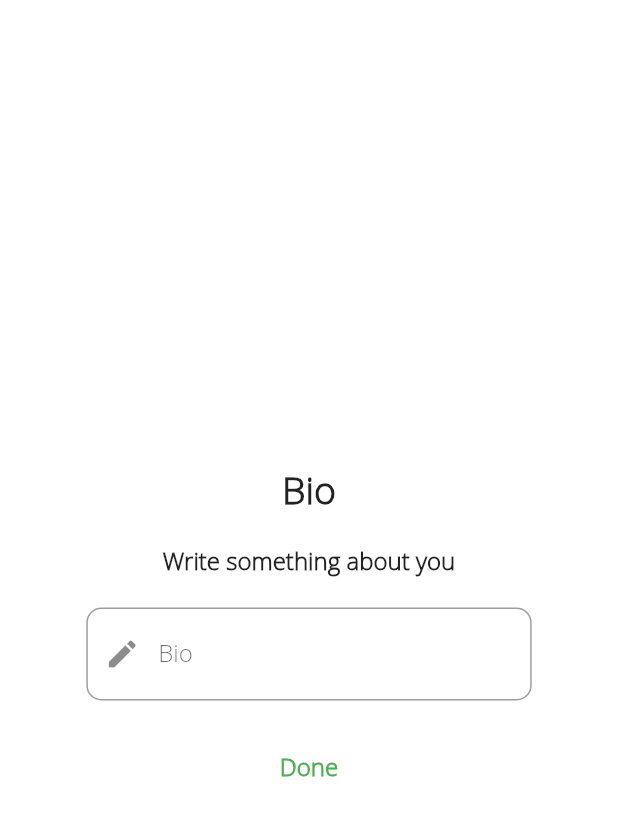
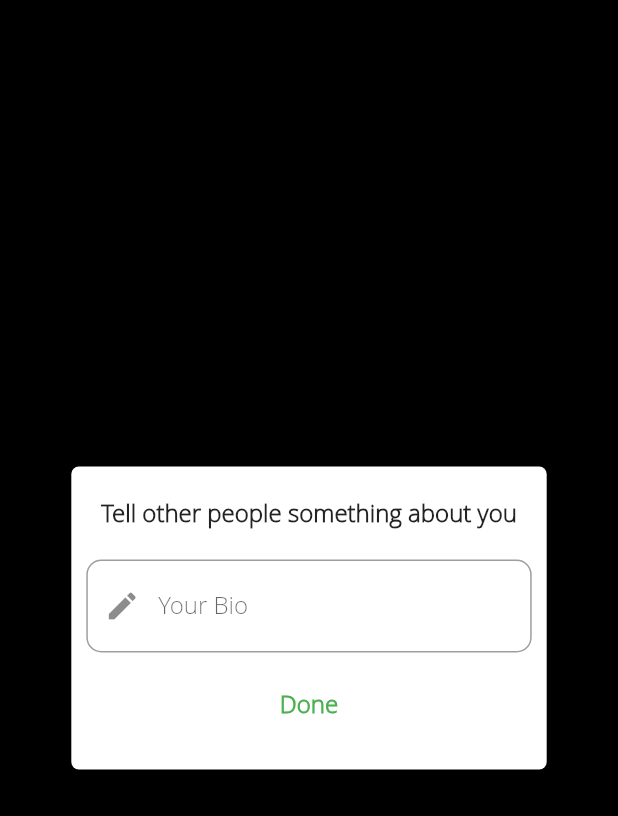
Before and after one commit to AlaaEdAouimeur/Flutter_SocialNetwork, a Flutter app: the _FirstLoginForm screen opened directly, swiped to page 5, on a phone screen of 412 x 824 dp. Shown: the top 816 px of the screen. Run offline on Flutter 3.47's test engine with Material 2 defaults, Android fonts, the phone set to English and light mode, and no system bars; our stand-ins replace cloud_firestore, cloud_functions, eva_icons_flutter, firebase_auth, firebase_database, flutter_redux and 6 more; missing offline and left inert: flutter_facebook_login, strings; accounts and stored records are empty.

Commit message:
Removed Extra images from assets. Made following changes to UI for first login popup: Border radius - 5 from 10 Removed extra padding inside some pages Changed vertical padding from 50 to 20

```diff
--- a/lib/HelperClasses/FirstLoginHelper.dart
+++ b/lib/HelperClasses/FirstLoginHelper.dart
@@ -48,7 +48,7 @@ class _FirstLoginFormState extends State<_FirstLoginForm> {
     fontWeight: FontWeight.bold,
   );
   TextStyle titleStyle = TextStyle(
-    fontSize: 25.0,
+    fontSize: 20.0,
     fontWeight: FontWeight.bold,
   );
 
@@ -95,8 +95,8 @@ class _FirstLoginFormState extends State<_FirstLoginForm> {
       mainAxisSize: MainAxisSize.min,
       children: <Widget>[
         Image.asset(
-          'assets/images/popper.png',
-          height: 150,
+          'assets/images/logo.png',
+          height: 80,
         ),
         SizedBox(
           height: 20.0,
@@ -123,12 +123,12 @@ class _FirstLoginFormState extends State<_FirstLoginForm> {
             ),
           ],
         ),
-        SizedBox(height: 20.0),
+        SizedBox(height: 10.0),
         Container(
           child: FlatButton(
             textColor: Colors.green,
             child: Text(
-              'Continue',
+              'CONTINUE',
               style: buttonStyle,
               textAlign: TextAlign.center,
             ),
@@ -152,61 +152,51 @@ class _FirstLoginFormState extends State<_FirstLoginForm> {
     return Column(
       mainAxisSize: MainAxisSize.min,
       children: <Widget>[
-        Container(
-          padding: EdgeInsets.symmetric(vertical: 20.0),
-          child: Text(
-            'Username',
-            style: titleStyle,
-            textAlign: TextAlign.center,
-          ),
-        ),
         Column(
           crossAxisAlignment: CrossAxisAlignment.center,
           mainAxisAlignment: MainAxisAlignment.center,
           mainAxisSize: MainAxisSize.min,
           children: <Widget>[
-            Text(
-              'Choose your username',
-              style: TextStyle(
-                fontSize: 16.0,
-                fontWeight: FontWeight.bold,
-              ),
+            SizedBox(
+              height: 20.0,
             ),
-            SizedBox(height: 20.0),
             Form(
               key: _userNameKey,
               child: TextFormField(
                 controller: usernameController,
                 keyboardType: TextInputType.text,
                 validator: (String s) {
-                  if (s.isEmpty)
+                  if (s.isEmpty) {
                     return 'Username cannot be empty';
-                  else if (s.trim().length < 3)
+                  } else if (s.trim().length < 3) {
                     return 'Username too short';
-                  else if (usernames.contains(s.trim()))
+                  } else if (usernames.contains(s.trim())) {
                     return "Username already exists";
-                  else
+                  } else {
                     return null;
+                  }
                 },
                 decoration: InputDecoration(
                   prefixIcon: Icon(Icons.supervised_user_circle),
-                  labelText: 'Username',
-                  hintText: 'Your username',
+                  labelText: 'choose an username',
                   border: OutlineInputBorder(
                     borderRadius: BorderRadius.circular(10.0),
                   ),
                 ),
+                onChanged: (value) {
+                  _userNameKey.currentState.validate();
+                },
               ),
             ),
           ],
         ),
         SizedBox(
-          height: 20.0,
+          height: 10.0,
         ),
         Container(
           child: FlatButton(
             child: Text(
-              'Next',
+              'NEXT',
               style: buttonStyle,
             ),
             onPressed: () {
@@ -232,25 +222,18 @@ class _FirstLoginFormState extends State<_FirstLoginForm> {
     return Column(
       mainAxisSize: MainAxisSize.min,
       children: <Widget>[
-        Container(
-          padding: EdgeInsets.symmetric(vertical: 20.0),
-          child: Text(
-            'Birthday',
-            style: titleStyle,
-          ),
-        ),
         Column(
           crossAxisAlignment: CrossAxisAlignment.center,
           mainAxisAlignment: MainAxisAlignment.center,
           children: <Widget>[
             Text(
-              'Date of Birth',
+              'Date Of Birth',
               style: TextStyle(
                 fontSize: 16.0,
                 fontWeight: FontWeight.bold,
               ),
             ),
-            SizedBox(height: 30.0),
+            SizedBox(height: 20.0),
             GestureDetector(
               onTap: () {
                 _selectDate();
@@ -277,6 +260,9 @@ class _FirstLoginFormState extends State<_FirstLoginForm> {
                         borderSide: BorderSide(color: Colors.white),
                       ),
                     ),
+                    onChanged: (val) {
+                      _birthdayKey.currentState.validate();
+                    },
                   ),
                 ),
               ),
@@ -284,12 +270,12 @@ class _FirstLoginFormState extends State<_FirstLoginForm> {
           ],
         ),
         SizedBox(
-          height: 20.0,
+          height: 10.0,
         ),
         Container(
           child: FlatButton(
             child: Text(
-              'Next',
+              'NEXT',
               style: buttonStyle,
             ),
             onPressed: () {
@@ -316,25 +302,20 @@ class _FirstLoginFormState extends State<_FirstLoginForm> {
     return Column(
       mainAxisSize: MainAxisSize.min,
       children: <Widget>[
-        Container(
-          padding: EdgeInsets.symmetric(vertical: 20.0),
-          child: Text(
-            'Location',
-            style: titleStyle,
-          ),
-        ),
         Column(
           crossAxisAlignment: CrossAxisAlignment.center,
           mainAxisAlignment: MainAxisAlignment.center,
           children: <Widget>[
             Text(
-              'City',
+              'Location',
               style: TextStyle(
                 fontSize: 16.0,
                 fontWeight: FontWeight.bold,
               ),
             ),
-            SizedBox(height: 20.0),
+            SizedBox(
+              height: 20.0,
+            ),
             Form(
               key: _locationKey,
               child: TextFormField(
@@ -355,17 +336,20 @@ class _FirstLoginFormState extends State<_FirstLoginForm> {
                     borderRadius: BorderRadius.circular(10.0),
                   ),
                 ),
+                onChanged: (val) {
+                  _locationKey.currentState.validate();
+                },
               ),
             ),
           ],
         ),
         SizedBox(
-          height: 20.0,
+          height: 10.0,
         ),
         Container(
           child: FlatButton(
             child: Text(
-              'Next',
+              'NEXT',
               style: buttonStyle,
             ),
             onPressed: () {
@@ -391,19 +375,12 @@ class _FirstLoginFormState extends State<_FirstLoginForm> {
     return Column(
       mainAxisSize: MainAxisSize.min,
       children: <Widget>[
-        Container(
-          padding: EdgeInsets.symmetric(vertical: 20.0),
-          child: Text(
-            'Bio',
-            style: titleStyle,
-          ),
-        ),
         Column(
           crossAxisAlignment: CrossAxisAlignment.center,
           mainAxisAlignment: MainAxisAlignment.center,
           children: <Widget>[
             Text(
-              'Write something about you',
+              'Tell other people something about you',
               style: TextStyle(
                 fontSize: 16.0,
                 fontWeight: FontWeight.bold,
@@ -417,24 +394,27 @@ class _FirstLoginFormState extends State<_FirstLoginForm> {
                 keyboardType: TextInputType.text,
                 validator: (String s) {
                   if (s.isEmpty)
-                    return 'Please enter your short bio';
+                    return 'People want to know about you, tell them!';
                   else if (s.trim().length < 5)
-                    return 'Bio is too short';
+                    return "Don't be shy! Tell us someting more.";
                   else
                     return null;
                 },
                 decoration: InputDecoration(
                   prefixIcon: Icon(Icons.edit),
-                  labelText: 'Bio',
+                  labelText: 'Your Bio',
                   border: OutlineInputBorder(
                     borderRadius: BorderRadius.circular(10.0),
                   ),
                 ),
+                onChanged: (val) {
+                  _bioKey.currentState.validate();
+                },
               ),
             ),
           ],
         ),
-        SizedBox(height: 20.0),
+        SizedBox(height: 10.0),
         Container(
           child: FlatButton(
             child: Text(
@@ -465,7 +445,7 @@ class _FirstLoginFormState extends State<_FirstLoginForm> {
   Widget build(BuildContext context) {
     return Scaffold(
       resizeToAvoidBottomInset: true,
-      backgroundColor: Colors.transparent,
+      backgroundColor: Colors.black,
       body: Align(
         alignment: Alignment.center,
         child: Container(
@@ -478,10 +458,10 @@ class _FirstLoginFormState extends State<_FirstLoginForm> {
                 alignment: Alignment.center,
                 child: Container(
                   padding:
-                      EdgeInsets.symmetric(horizontal: 10.0, vertical: 50.0),
+                      EdgeInsets.symmetric(horizontal: 10.0, vertical: 20.0),
                   decoration: BoxDecoration(
                     color: Colors.white,
-                    borderRadius: BorderRadius.circular(10.0),
+                    borderRadius: BorderRadius.circular(5.0),
                   ),
                   child: _page0(),
                 ),
@@ -490,10 +470,10 @@ class _FirstLoginFormState extends State<_FirstLoginForm> {
                 alignment: Alignment.center,
                 child: Container(
                   padding:
-                      EdgeInsets.symmetric(horizontal: 10.0, vertical: 50.0),
+                      EdgeInsets.symmetric(horizontal: 10.0, vertical: 20.0),
                   decoration: BoxDecoration(
                     color: Colors.white,
-                    borderRadius: BorderRadius.circular(10.0),
+                    borderRadius: BorderRadius.circular(5.0),
                   ),
                   child: _page1(),
                 ),
@@ -502,10 +482,10 @@ class _FirstLoginFormState extends State<_FirstLoginForm> {
                 alignment: Alignment.center,
                 child: Container(
                   padding:
-                      EdgeInsets.symmetric(horizontal: 10.0, vertical: 50.0),
+                      EdgeInsets.symmetric(horizontal: 10.0, vertical: 20.0),
                   decoration: BoxDecoration(
                     color: Colors.white,
-                    borderRadius: BorderRadius.circular(10.0),
+                    borderRadius: BorderRadius.circular(5.0),
                   ),
                   child: _page2(),
                 ),
@@ -514,10 +494,10 @@ class _FirstLoginFormState extends State<_FirstLoginForm> {
                 alignment: Alignment.center,
                 child: Container(
                   padding:
-                      EdgeInsets.symmetric(horizontal: 10.0, vertical: 50.0),
+                      EdgeInsets.symmetric(horizontal: 10.0, vertical: 20.0),
                   decoration: BoxDecoration(
                     color: Colors.white,
-                    borderRadius: BorderRadius.circular(10.0),
+                    borderRadius: BorderRadius.circular(5.0),
                   ),
                   child: _page3(),
                 ),
@@ -526,10 +506,10 @@ class _FirstLoginFormState extends State<_FirstLoginForm> {
                 alignment: Alignment.center,
                 child: Container(
                   padding:
-                      EdgeInsets.symmetric(horizontal: 10.0, vertical: 50.0),
+                      EdgeInsets.symmetric(horizontal: 10.0, vertical: 20.0),
                   decoration: BoxDecoration(
                     color: Colors.white,
-                    borderRadius: BorderRadius.circular(10.0),
+                    borderRadius: BorderRadius.circular(5.0),
                   ),
                   child: _page4(),
                 ),
```
Also changed, not shown: assets/images/fb.png (deleted), assets/images/google_icon.png (deleted), assets/images/ig.png (deleted), assets/images/oldlogo.png (deleted), assets/images/popper.png (deleted), assets/images/tw.png (deleted).
